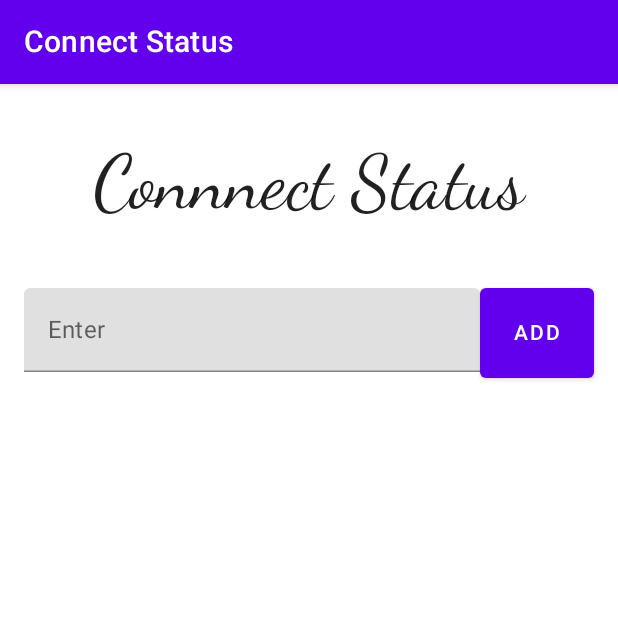
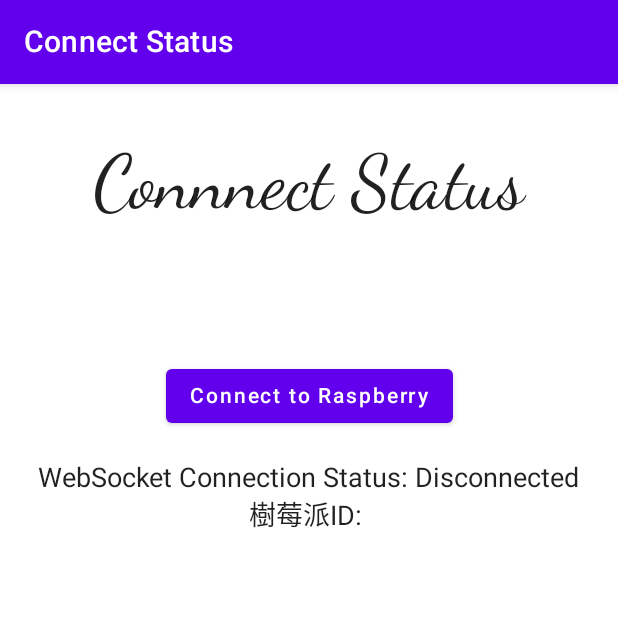
Before and after one commit to Ashley077/MonitorUI, an Android app built with Jetpack Compose: the composable ScaffoldConnect shown on its own in the app's theme, on a phone screen of 412 x 824 dp, the top half of it. Run offline under Robolectric (Android 15) with nearby library versions, the phone set to English and light mode, and no system bars; our stand-ins replace Dagger/Hilt's generated code, livedata-compose.

Commit message:
樹梅派連線

```diff
--- a/app/src/main/java/com/example/myapplication/screen/ConnectStatus.kt
+++ b/app/src/main/java/com/example/myapplication/screen/ConnectStatus.kt
@@ -1,12 +1,15 @@
 package com.example.myapplication.screen
 
+import android.util.Log
 import androidx.compose.foundation.layout.*
 import androidx.compose.foundation.lazy.LazyColumn
 import androidx.compose.foundation.lazy.itemsIndexed
+import androidx.compose.foundation.text.BasicTextField
 import androidx.compose.foundation.text.ClickableText
 import androidx.compose.foundation.text.KeyboardOptions
 import androidx.compose.material.*
 import androidx.compose.runtime.*
+import androidx.compose.runtime.livedata.observeAsState
 import androidx.compose.ui.Alignment
 import androidx.compose.ui.Modifier
 import androidx.compose.ui.graphics.Color
@@ -26,22 +29,29 @@ import androidx.compose.ui.unit.dp
 import androidx.compose.ui.unit.sp
 import androidx.navigation.NavController
 import com.example.myapplication.component.CustomTopAppBar
+import com.example.myapplication.manager.WebSocketManager
+import com.example.myapplication.model.data.local.dao.TokenInfoDao
+import com.example.myapplication.viewmodel.WebSocketViewModel
 
 @Composable
-
-fun ConnectStatus(navController: NavController){
+fun ConnectStatus(navController: NavController,webSocketViewModel: WebSocketViewModel){
 
     Box(modifier = Modifier.fillMaxSize()){
-        ScaffoldConnect(navController)
+        ScaffoldConnect(navController,webSocketViewModel = webSocketViewModel)
     }
 }
 
 @Composable
-fun ScaffoldConnect(navController: NavController){
+fun ScaffoldConnect(navController: NavController,webSocketViewModel: WebSocketViewModel){
+    val messageState by webSocketViewModel.messageState.observeAsState(initial = "")
+    val connectedToWebSocket by webSocketViewModel.connectedToWebSocket.observeAsState(false)
     Scaffold(
         topBar = { CustomTopAppBar(navController, "Connect Status", true)
-        }, content = { it
-            Column(modifier = Modifier.fillMaxSize().padding(16.dp),
+        }
+        , content = { it
+            Column(modifier = Modifier
+                .fillMaxSize()
+                .padding(16.dp),
                horizontalAlignment = Alignment.CenterHorizontally) {
                 Box(
                 modifier = Modifier.padding(20.dp),
@@ -54,21 +64,59 @@ fun ScaffoldConnect(navController: NavController){
                 }
 
                 Spacer(modifier = Modifier.height(20.dp))
-                DisplayConnectList()
-
+                BasicTextField(
+                    value = webSocketViewModel.uuid,
+                    onValueChange = {newValue : String -> webSocketViewModel.uuid = newValue},
+                    textStyle = TextStyle(
+                        fontSize = 24.sp,
+                        fontWeight = FontWeight.Bold,
+                    ),
+                    keyboardOptions = KeyboardOptions(
+                        keyboardType = KeyboardType.Text,
+                        capitalization = KeyboardCapitalization.None,
+                        imeAction = ImeAction.Done
+                    )
+                )
+                Spacer(modifier = Modifier.height(20.dp))
+                Button(
+                    onClick = {
+                        if (connectedToWebSocket){
+                            webSocketViewModel.sendConnectRequest()
+                            Log.i("Ashley-log","send")
+                        }else{
+                            webSocketViewModel.connectToWebSocket()
+                            Log.i("Ashley-log","connect")
+                        }
+                     }) {
+                        Text(
+                        text = if (connectedToWebSocket) "Send Connect Request" else "Connect to Raspberry"
+                        )
+                    }
+                Spacer(modifier = Modifier.height(20.dp))
+                Text(
+                    text = "WebSocket Connection Status: ${if (connectedToWebSocket) "Connected" else "Disconnected"}",
+                    style = TextStyle(fontSize = 18.sp),
+                )
+               Text(
+                    text = "樹莓派ID: $messageState",
+                    style = TextStyle(fontSize = 18.sp),
+                )
             }
         }
     )
 }
 
 @Composable
-fun DisplayConnectList() {
+fun DisplayConnectList(webSocketManager: WebSocketManager) {
 // this variable use to handle list state
     val notesList = remember {
         mutableStateListOf<String>()
     }
 // this variable use to handle edit text input value
     val inputvalue = remember { mutableStateOf(TextFieldValue()) }
+    val connectToWebSocket by remember { mutableStateOf(false)}
+    var inputMessage by remember { mutableStateOf("") }
+    val respberryId by remember { mutableStateOf("") }
 
     Column {
         Row(
@@ -78,35 +126,39 @@ fun DisplayConnectList() {
         ) {
 
             TextField(
-                value = inputvalue.value,
-                onValueChange = {
-                    inputvalue.value = it
-                },
-                modifier = Modifier.weight(0.8f),
-                placeholder = { Text(text = "Enter") },
-                keyboardOptions = KeyboardOptions(
-                    capitalization = KeyboardCapitalization.None,
-                    autoCorrect = true, keyboardType = KeyboardType.Text, imeAction = ImeAction.Done
-                ),
-                textStyle = TextStyle(
-                    color = Color.Black, fontSize = TextUnit.Unspecified,
-                    fontFamily = FontFamily.SansSerif
-                ),
-                maxLines = 1,
-                singleLine = true
+                value = inputMessage,
+                onValueChange = { inputMessage = it}
+//                value = inputvalue.value,
+//                onValueChange = {
+//                    inputvalue.value = it
+//                }
+                ,
+//                modifier = Modifier.weight(0.8f),
+//                placeholder = { Text(text = "Enter") },
+//                keyboardOptions = KeyboardOptions(
+//                    capitalization = KeyboardCapitalization.None,
+//                    autoCorrect = true, keyboardType = KeyboardType.Text, imeAction = ImeAction.Done
+//                ),
+//                textStyle = TextStyle(
+//                    color = Color.Black, fontSize = TextUnit.Unspecified,
+//                    fontFamily = FontFamily.SansSerif
+//                ),
+//                maxLines = 1,
+//                singleLine = true
             )
 
-            Button(
-                onClick = {
-                    notesList.add(inputvalue.value.text)
-                    inputvalue.value = TextFieldValue("")
-                },
-                modifier = Modifier
-                    .weight(0.2f)
-                    .fillMaxHeight()
-            ) {
-                Text(text = "ADD")
-            }
+
+//            Button(
+//                onClick = {
+//                    notesList.add(inputvalue.value.text)
+//                    inputvalue.value = TextFieldValue("")
+//                },
+//                modifier = Modifier
+//                    .weight(0.2f)
+//                    .fillMaxHeight()
+//            ) {
+//                Text(text = "ADD")
+//            }
         }
 
         Spacer(modifier = Modifier.height(Dp(1f)))
```
